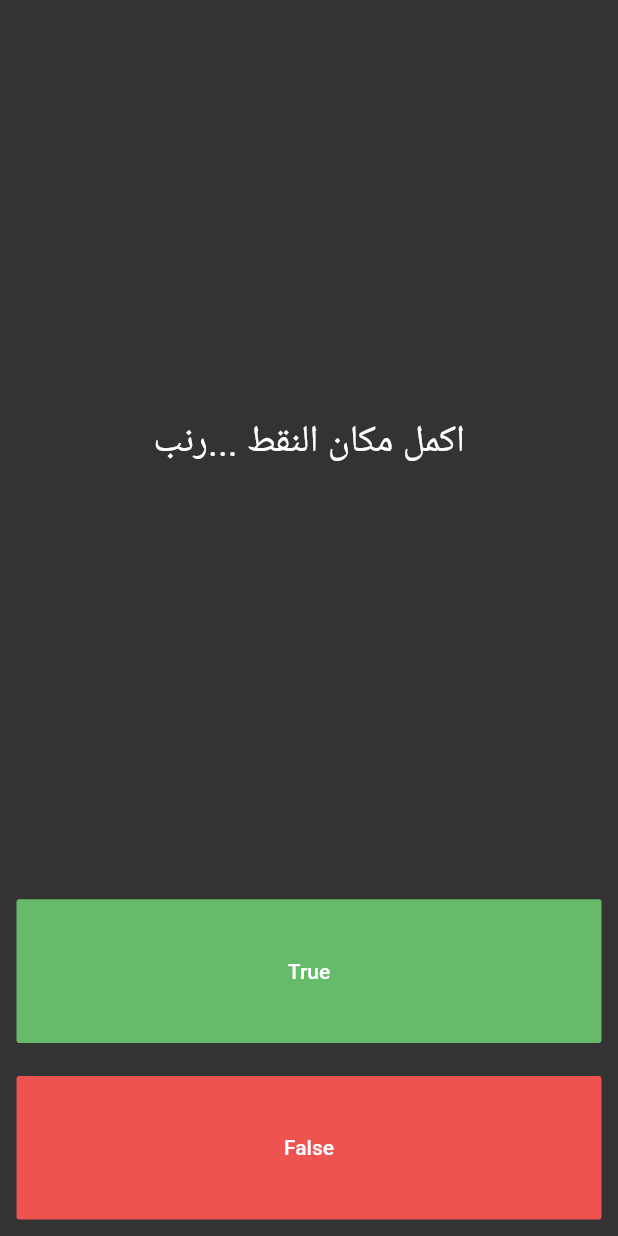
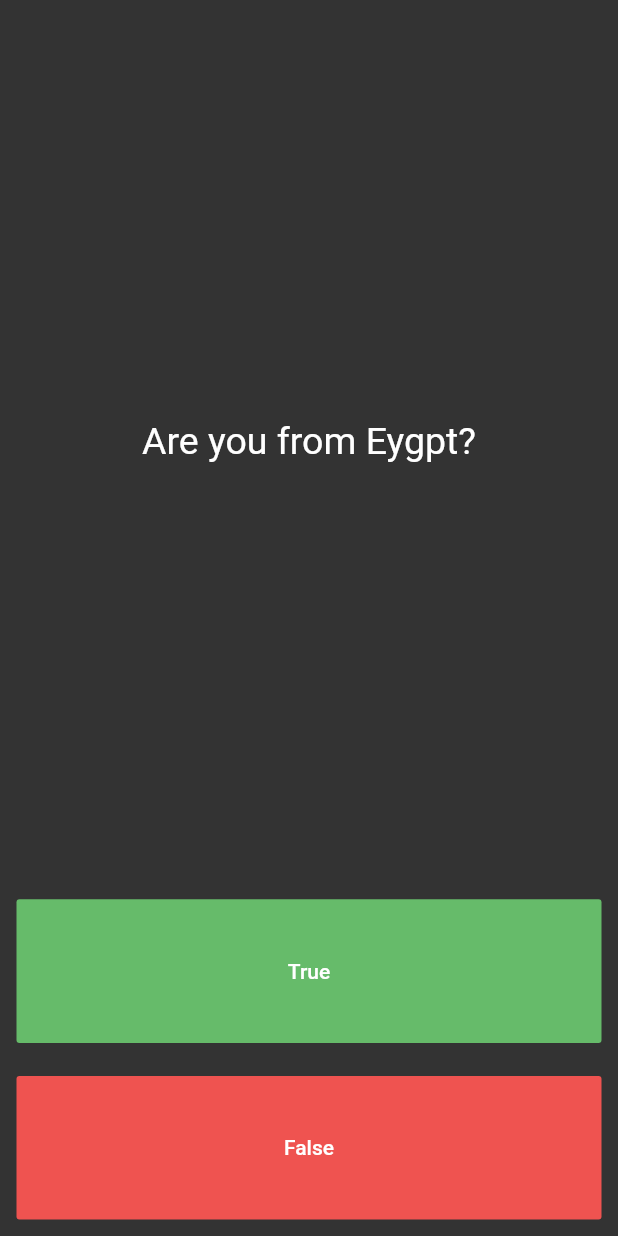
Before and after one commit to fady164/Quizzler, a Flutter app: the screen it shows after launch, on a phone screen of 412 x 824 dp. Run offline on Flutter 3.47's test engine with Material 2 defaults, Android fonts, the phone set to English and light mode, and no system bars.

Commit message:
Update quizbrain.dart

```diff
--- a/lib/quizbrain.dart
+++ b/lib/quizbrain.dart
@@ -6,8 +6,8 @@ import 'question.dart';
 class QuizBrain{
   int _quesnum = 0;
   List<Question> _quesBank=[
-    Question( questions:'اكمل مكان النقط ...رنب',questionAnswer:true),
-    Question(questions:'Is Mazen a gay?',questionAnswer:true),
+    Question( questions:'Are you from Eygpt?',questionAnswer:true),
+    Question(questions:'Is the dog in the garden?',questionAnswer:true),
   ];
 
   void nextQues(){
```
